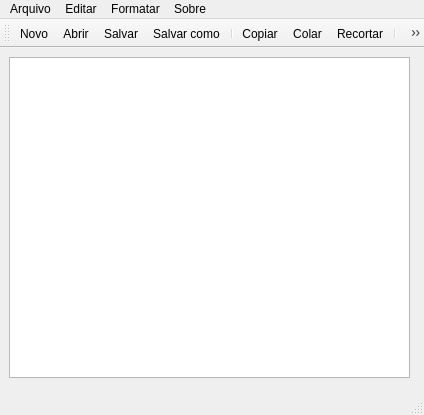
First picture: the form in textgufo.ui, repository GuilhermeSantos99/Gufos, before the edit.
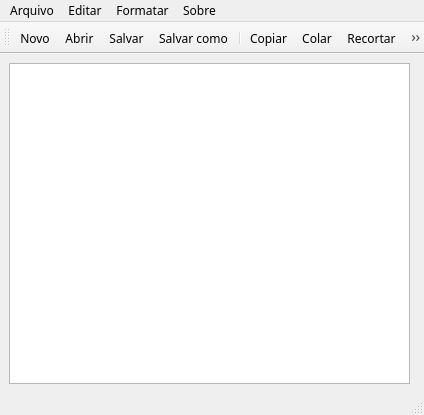
Second picture: the form after the edit. Icons and pictures are not drawn.

Commit message: Added font ligatures

```diff
--- a/textgufo.ui
+++ b/textgufo.ui
@@ -10,6 +10,11 @@
     <height>415</height>
    </rect>
   </property>
+  <property name="font">
+   <font>
+    <family>Fira Code</family>
+   </font>
+  </property>
   <property name="windowTitle">
    <string>textGufo</string>
   </property>
@@ -23,6 +28,11 @@
       <height>321</height>
      </rect>
     </property>
+    <property name="font">
+     <font>
+      <family>Fira Code</family>
+     </font>
+    </property>
    </widget>
   </widget>
   <widget class="QMenuBar" name="menubar">
@@ -31,7 +41,7 @@
      <x>0</x>
      <y>0</y>
      <width>424</width>
-     <height>26</height>
+     <height>25</height>
     </rect>
    </property>
    <widget class="QMenu" name="menuArquivo">
@@ -116,6 +126,11 @@
    <property name="text">
     <string>Novo</string>
    </property>
+   <property name="font">
+    <font>
+     <family>Fira Code</family>
+    </font>
+   </property>
   </action>
   <action name="actionAbrir">
    <property name="icon">
@@ -188,6 +203,11 @@
    <property name="text">
     <string>Desfazer</string>
    </property>
+   <property name="font">
+    <font>
+     <family>Fira Code</family>
+    </font>
+   </property>
   </action>
   <action name="actionRefazer">
    <property name="icon">
```
Left out of the diff: 10 changed lines with no effect on the pictures. The commit also changes 4 other files.
